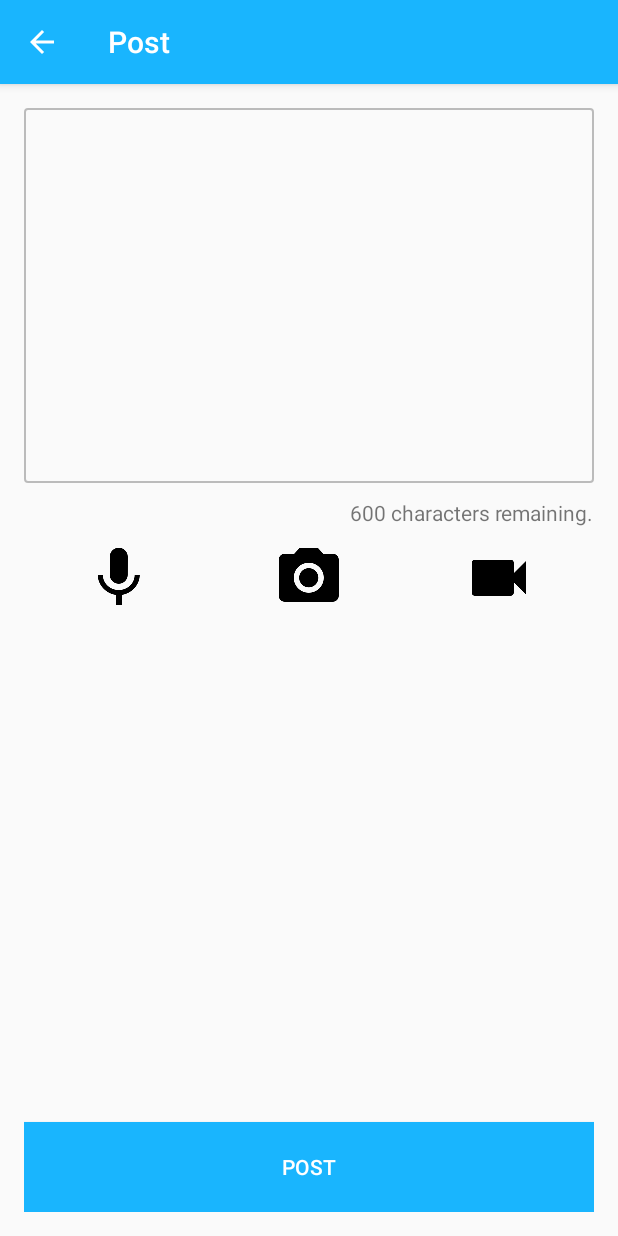
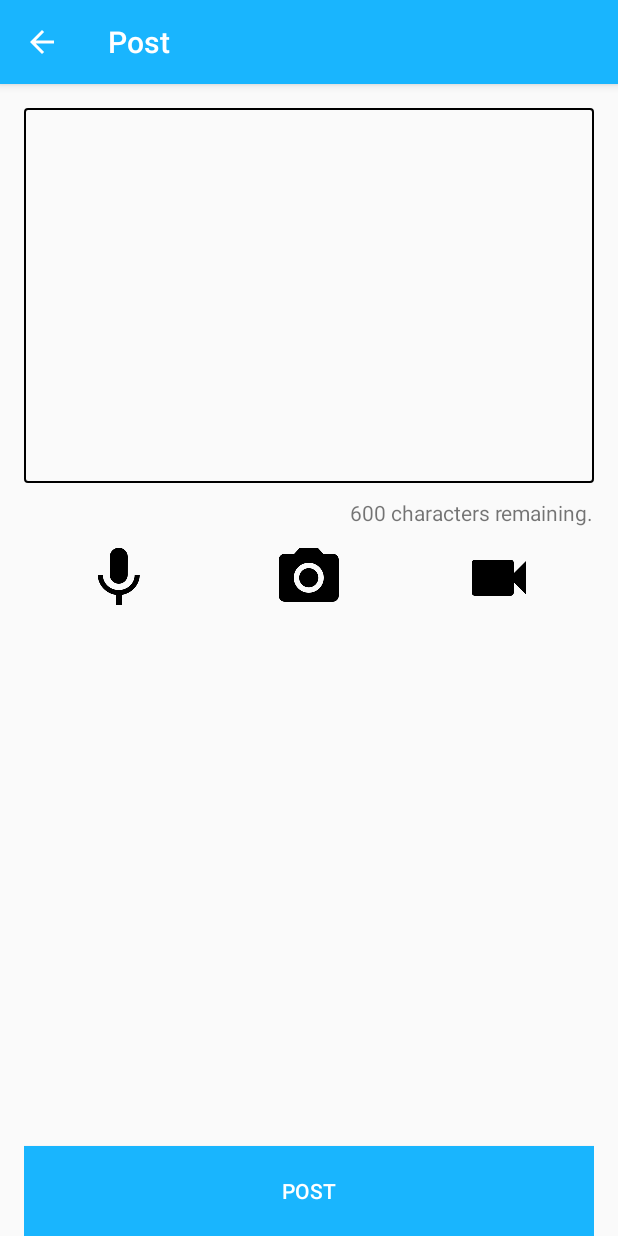
Before and after one commit to ivegner/Thoughts, an Android app: the PostActivity screen opened directly, with no data from a screen before it, on a phone screen of 412 x 824 dp. Run offline under Robolectric (Android 15) with nearby library versions, the phone set to English and light mode, and no system bars.

Commit message:
Implemented Basic Post UI

```diff
--- a/app/src/main/AndroidManifest.xml
+++ b/app/src/main/AndroidManifest.xml
@@ -6,6 +6,7 @@
     <uses-permission android:name="android.permission.ACCESS_NETWORK_STATE" />
 
     <application
+        android:windowSoftInputMode="adjustPan"
         android:allowBackup="true"
         android:icon="@mipmap/ic_launcher"
         android:label="@string/app_name"
--- a/app/src/main/java/com/codeday/thoughts/PostActivity.java
+++ b/app/src/main/java/com/codeday/thoughts/PostActivity.java
@@ -1,7 +1,9 @@
 package com.codeday.thoughts;
 
+import android.content.Intent;
 import android.support.v7.app.AppCompatActivity;
 import android.os.Bundle;
+import android.view.MenuItem;
 import android.view.View;
 import android.widget.TextView;
 
@@ -20,6 +22,13 @@ public class PostActivity extends AppCompatActivity {
         charRemain.setText(inputLength + " characters remaining.");
     }
 
+    public boolean onOptionsItemSelected(MenuItem item){
+        Intent myIntent = new Intent(getApplicationContext(), PeruseActivity.class);
+        startActivityForResult(myIntent, 0);
+        return true;
+
+    }
+
     public void post(View view) {
 
     }
--- a/app/src/main/res/layout/activity_post.xml
+++ b/app/src/main/res/layout/activity_post.xml
@@ -1,82 +1,97 @@
 <?xml version="1.0" encoding="utf-8"?>
 <RelativeLayout xmlns:android="http://schemas.android.com/apk/res/android"
     xmlns:tools="http://schemas.android.com/tools"
-    android:layout_width="match_parent"
-    android:layout_height="match_parent"
+    android:layout_width="fill_parent"
+    android:layout_height="fill_parent"
     android:paddingLeft="@dimen/activity_horizontal_margin"
     android:paddingRight="@dimen/activity_horizontal_margin"
     android:paddingTop="@dimen/activity_vertical_margin"
-    android:paddingBottom="@dimen/activity_vertical_margin"
     tools:context="com.codeday.thoughts.PostActivity">
 
+    <ScrollView
+        android:layout_width="fill_parent"
+        android:layout_height="fill_parent"
+        android:id="@+id/scrollView">
+
+        <RelativeLayout
+            android:layout_width="match_parent"
+            android:layout_height="wrap_content">
+
             <EditText
+                android:id="@+id/inputText"
                 android:layout_width="wrap_content"
                 android:layout_height="250dp"
-        android:id="@+id/inputText"
+                android:layout_alignParentEnd="true"
+                android:layout_alignParentLeft="true"
+                android:layout_alignParentRight="true"
+                android:layout_alignParentStart="true"
                 android:layout_alignParentTop="true"
-        android:layout_alignParentRight="true"
-        android:layout_alignParentEnd="true"
-        android:layout_alignParentStart="true"
-        android:layout_alignParentLeft="true"
-        android:editable="true"
+                android:background="@drawable/back"
+                android:editable="false"
+                android:focusable="true"
                 android:focusableInTouchMode="true"
-        android:focusable="true"
                 android:inputType="textMultiLine"
-        android:background="@drawable/back"
-        android:alpha="0.25" />
+                android:padding="5dp"
+                android:textAlignment="viewStart"
+                android:gravity="start" />
 
             <TextView
+                android:id="@+id/charRemainView"
                 android:layout_width="wrap_content"
                 android:layout_height="wrap_content"
-        android:textAppearance="?android:attr/textAppearanceSmall"
+                android:layout_alignParentRight="true"
+                android:layout_below="@+id/inputText"
+                android:layout_marginBottom="10dp"
+                android:layout_marginTop="10dp"
                 android:text="600 characters left"
-        android:id="@+id/charRemainView"
-        android:layout_below="@+id/inputText"
-        android:layout_alignParentRight="true"
-        android:layout_marginTop="10dp"
-        android:layout_marginBottom="10dp" />
+                android:textAppearance="?android:attr/textAppearanceSmall" />
 
             <LinearLayout
-        android:orientation="horizontal"
                 android:layout_width="match_parent"
                 android:layout_height="wrap_content"
+                android:layout_alignParentBottom="false"
+                android:layout_below="@+id/charRemainView"
                 android:layout_centerHorizontal="true"
-        android:layout_alignParentBottom="false"
-        android:layout_below="@+id/charRemainView">
+                android:orientation="horizontal"
+                android:layout_marginBottom="120dp">
 
                 <ImageView
+                    android:id="@+id/imageView"
                     android:layout_width="wrap_content"
                     android:layout_height="wrap_content"
-            android:id="@+id/imageView"
-            android:src="@drawable/ic_mic_black_48dp"
+                    android:layout_weight="1"
                     android:adjustViewBounds="false"
-            android:layout_weight="1" />
+                    android:src="@drawable/ic_mic_black_48dp" />
 
                 <ImageView
+                    android:id="@+id/imageView2"
                     android:layout_width="wrap_content"
                     android:layout_height="wrap_content"
-            android:id="@+id/imageView2"
-            android:src="@drawable/ic_photo_camera_black_48dp"
-            android:layout_weight="1" />
+                    android:layout_weight="1"
+                    android:src="@drawable/ic_photo_camera_black_48dp" />
 
                 <ImageView
+                    android:id="@+id/imageView3"
                     android:layout_width="wrap_content"
                     android:layout_height="wrap_content"
-            android:id="@+id/imageView3"
-            android:src="@drawable/ic_videocam_black_48dp"
-            android:layout_weight="1" />
+                    android:layout_weight="1"
+                    android:src="@drawable/ic_videocam_black_48dp" />
 
             </LinearLayout>
 
+        </RelativeLayout>
+    </ScrollView>
+
     <Button
+        android:id="@+id/button"
         android:layout_width="match_parent"
         android:layout_height="60dp"
+        android:background="@color/colorPrimary"
+        android:onClick="post"
         android:text="Post"
-        android:id="@+id/button"
-        android:background="@color/colorPrimary"
         android:textColor="#FFFFFF"
-        android:layout_alignParentLeft="false"
-        android:layout_alignParentStart="true"
-        android:onClick="post"
-        android:layout_alignParentBottom="true" />
+        android:layout_alignBottom="@+id/scrollView"
+        android:layout_alignParentLeft="true"
+        android:layout_alignParentStart="true" />
+
 </RelativeLayout>
```
Lines whose indentation alone changed are shown as unchanged.
